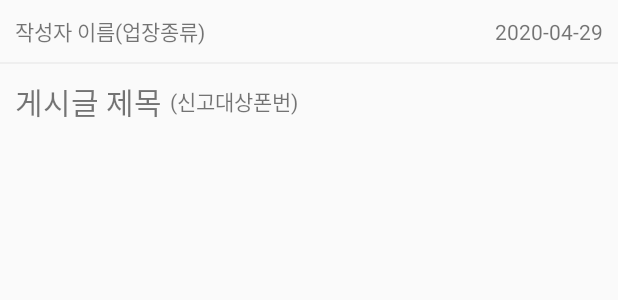
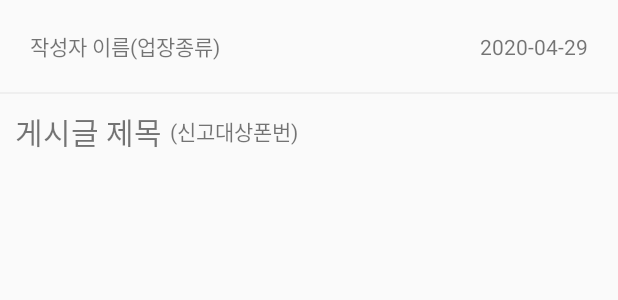
Before and after one commit to oasis99797/APIPractice_Copy_0505, an Android app: the layout post_list_item.xml on its own in the app's theme, with its tools: preview values and no code run, on a phone screen of 412 x 824 dp. Shown: the top 300 px of the screen. Run offline under Robolectric (Android 15) with nearby library versions, the phone set to English and light mode, and no system bars.

```diff
--- a/app/src/main/res/layout/post_list_item.xml
+++ b/app/src/main/res/layout/post_list_item.xml
@@ -14,7 +14,7 @@
             android:layout_width="match_parent"
             android:layout_height="wrap_content"
             android:orientation="horizontal"
-            android:padding="10dp">
+            android:padding="20dp">
 
             <TextView
                 android:id="@+id/writeNameTxt"
```
Also changed, not shown: app/src/main/java/com/bklee/apipractice_copy_0505/fragments/BoardFragment.kt (+14 -15 lines).
